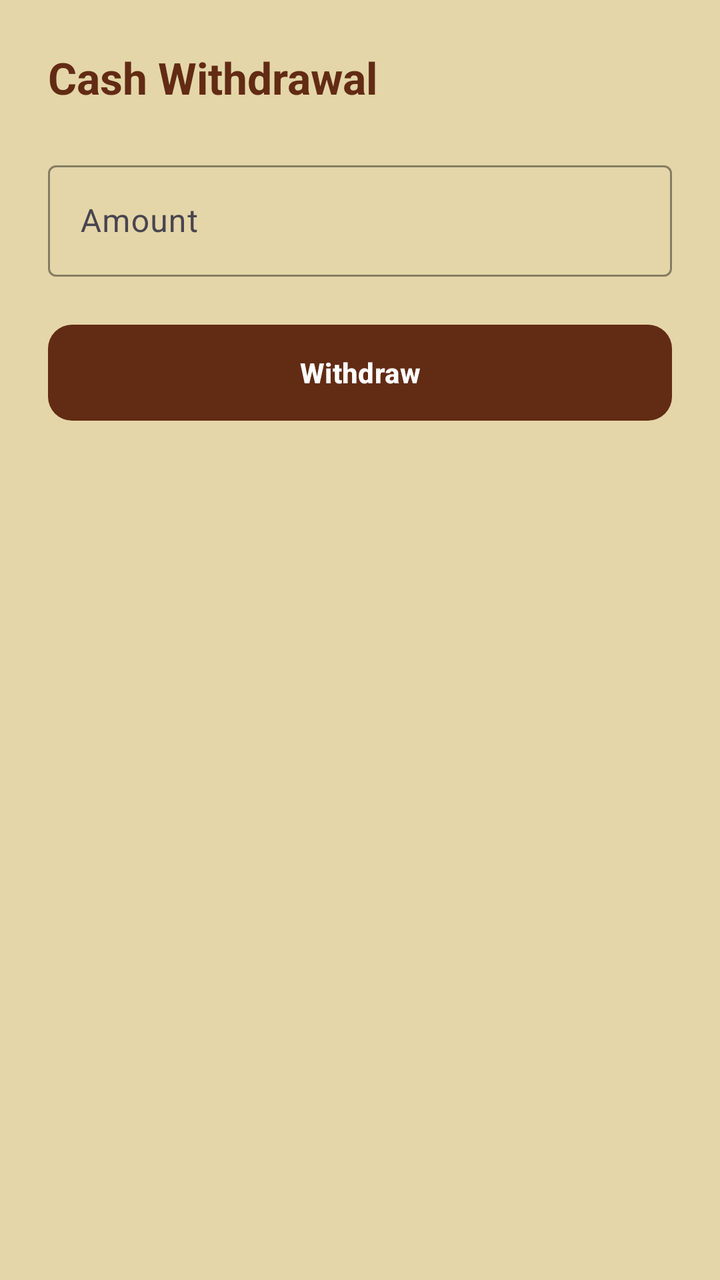
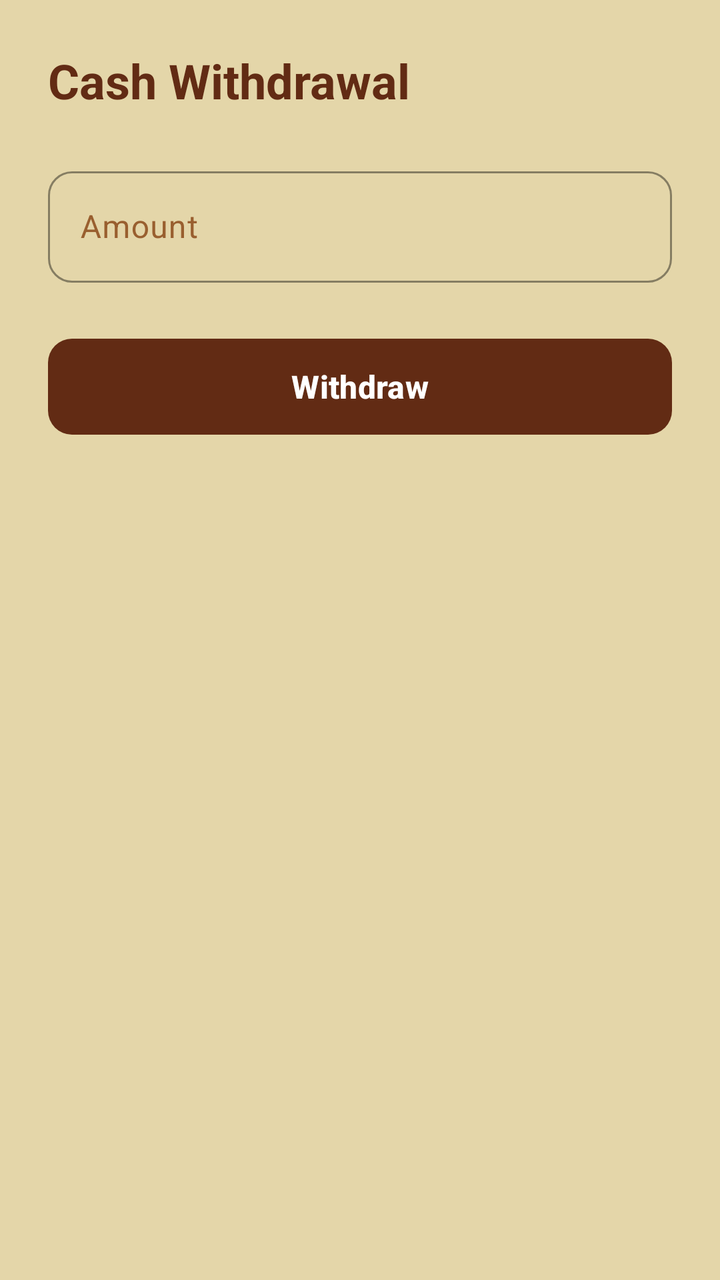

The first picture is an Android layout as it rendered before a commit; the second is the same layout after the commit. The layout source and the unified diff follow.
<!-- AndroidManifest.xml: application theme Theme.MyShopApp -->
<!-- res/layout/fragment_with_draw.xml -->
<?xml version="1.0" encoding="utf-8"?>
<LinearLayout xmlns:android="http://schemas.android.com/apk/res/android"
    xmlns:app="http://schemas.android.com/apk/res-auto"
    android:layout_width="match_parent"
    android:layout_height="match_parent"
    android:orientation="vertical"
    android:background="@color/md_background"
    android:padding="24dp">

    <TextView
        android:layout_width="wrap_content"
        android:layout_height="wrap_content"
        android:text="Cash Withdrawal"
        android:textColor="@color/md_primary"
        android:textSize="22sp"
        android:textStyle="bold" />

    <com.google.android.material.textfield.TextInputLayout
        style="@style/Widget.Material3.TextInputLayout.OutlinedBox"
        android:layout_width="match_parent"
        android:layout_height="wrap_content"
        android:layout_marginTop="24dp"
        app:boxStrokeColor="@color/md_primary">

        <com.google.android.material.textfield.TextInputEditText
            android:id="@+id/etAmount"
            android:layout_width="match_parent"
            android:layout_height="wrap_content"
            android:hint="Amount"
            android:inputType="numberDecimal" />
    </com.google.android.material.textfield.TextInputLayout>

    <com.google.android.material.button.MaterialButton
        android:id="@+id/btnWithdraw"
        android:layout_width="match_parent"
        android:layout_height="56dp"
        android:layout_marginTop="20dp"
        android:text="Withdraw"
        android:textStyle="bold"
        app:backgroundTint="@color/md_primary"
        app:cornerRadius="12dp"/>

    <ProgressBar
        android:id="@+id/progressBar"
        android:layout_width="wrap_content"
        android:layout_height="wrap_content"
        android:layout_gravity="center_horizontal"
        android:layout_marginTop="24dp"
        android:indeterminateTint="@color/md_primary"
        android:visibility="gone" />

</LinearLayout>
<!-- resources referenced by this layout -->
<resources>
  <color name="md_background">#E4D6A9</color>
  <color name="md_primary">#622B14</color>
  <style name="Theme.MyShopApp" parent="Base.Theme.MyShopApp" />
  <style name="Base.Theme.MyShopApp" parent="Theme.Material3.DayNight.NoActionBar">
          
          
      </style>
</resources>

<!-- the commit's change to res/layout/fragment_with_draw.xml (unified diff, before → after) -->
@@ -12,30 +12,37 @@
         android:layout_height="wrap_content"
         android:text="Cash Withdrawal"
         android:textColor="@color/md_primary"
-        android:textSize="22sp"
-        android:textStyle="bold" />
+        android:textSize="24sp" android:textStyle="bold" />
 
     <com.google.android.material.textfield.TextInputLayout
         style="@style/Widget.Material3.TextInputLayout.OutlinedBox"
         android:layout_width="match_parent"
         android:layout_height="wrap_content"
         android:layout_marginTop="24dp"
-        app:boxStrokeColor="@color/md_primary">
+        android:textColorHint="@color/md_secondary"
+        app:hintTextColor="@color/md_primary"
+        app:boxStrokeColor="@color/md_primary"
+        app:suffixText="₼" app:suffixTextColor="@color/md_primary"
+        app:boxCornerRadiusTopStart="12dp"
+        app:boxCornerRadiusTopEnd="12dp"
+        app:boxCornerRadiusBottomStart="12dp"
+        app:boxCornerRadiusBottomEnd="12dp">
 
         <com.google.android.material.textfield.TextInputEditText
             android:id="@+id/etAmount"
             android:layout_width="match_parent"
             android:layout_height="wrap_content"
             android:hint="Amount"
-            android:inputType="numberDecimal" />
+            android:textColor="@color/md_on_surface" android:inputType="numberDecimal" />
     </com.google.android.material.textfield.TextInputLayout>
 
     <com.google.android.material.button.MaterialButton
         android:id="@+id/btnWithdraw"
         android:layout_width="match_parent"
         android:layout_height="56dp"
-        android:layout_marginTop="20dp"
+        android:layout_marginTop="24dp"
         android:text="Withdraw"
+        android:textColor="@color/md_on_primary" android:textSize="16sp"
         android:textStyle="bold"
         app:backgroundTint="@color/md_primary"
         app:cornerRadius="12dp"/>
<!-- resource entries referenced after the edit -->
@@ -1,7 +1,10 @@
 <!-- resources referenced by this layout -->
 <resources>
   <color name="md_background">#E4D6A9</color>
+  <color name="md_on_primary">#FFFFFF</color>
+  <color name="md_on_surface">#622B14</color>
   <color name="md_primary">#622B14</color>
+  <color name="md_secondary">#995F2F</color>
   <style name="Theme.MyShopApp" parent="Base.Theme.MyShopApp" />
   <style name="Base.Theme.MyShopApp" parent="Theme.Material3.DayNight.NoActionBar">
           
